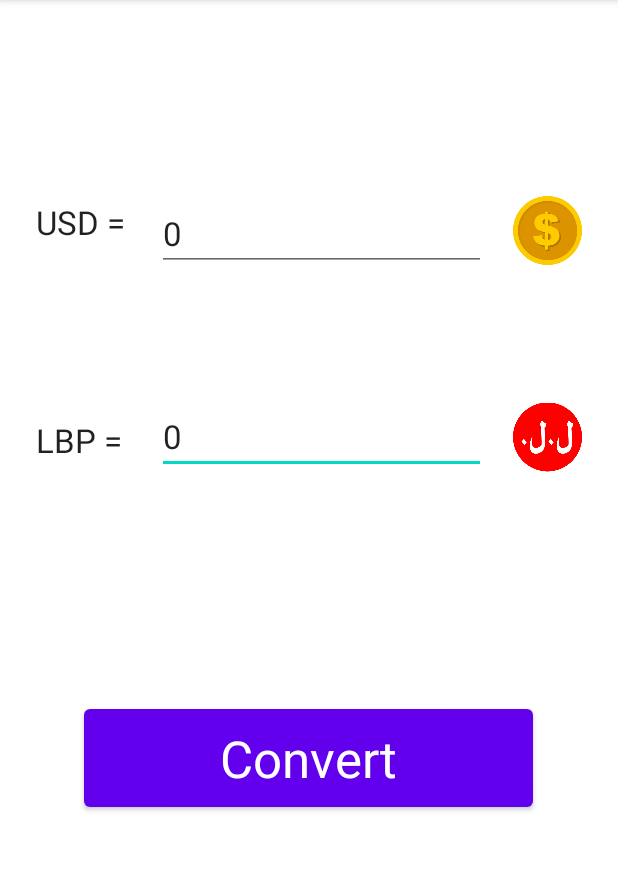
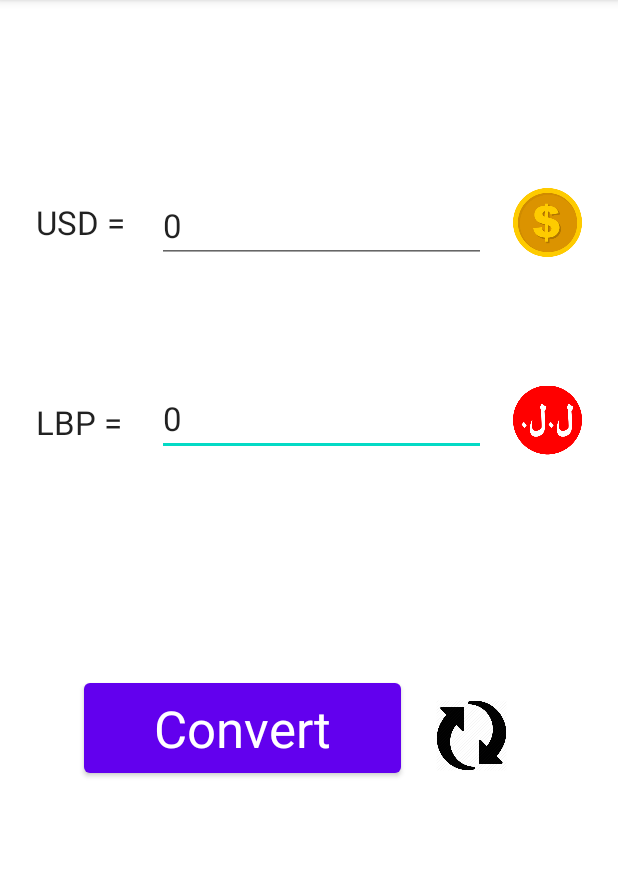
Before and after one commit to tiaelhelou/Currency_Converter1, an Android app: the screen it shows after launch (MainActivity), on a phone screen of 412 x 824 dp, the part 84-955 px from its top. Run offline under Robolectric (Android 15) with nearby library versions, the phone set to English and light mode, and no system bars.

Commit message:
Added a image/icon (converter_icon) and the user can eiter click on it or on the buttom to convert

```diff
--- a/CurrencyConverter/app/src/main/java/com/csc498_lau/currencyconverter/MainActivity.java
+++ b/CurrencyConverter/app/src/main/java/com/csc498_lau/currencyconverter/MainActivity.java
@@ -5,6 +5,7 @@
 import android.os.Bundle;
 import android.view.View;
 import android.widget.EditText;
+import android.widget.ImageView;
 import android.widget.TextView;
 import android.widget.Toast;
 
--- a/CurrencyConverter/app/src/main/res/layout/activity_main.xml
+++ b/CurrencyConverter/app/src/main/res/layout/activity_main.xml
@@ -11,8 +11,8 @@
 
     <Button
         android:id="@+id/button"
-        android:layout_width="299dp"
-        android:layout_height="77dp"
+        android:layout_width="211dp"
+        android:layout_height="72dp"
         android:layout_marginStart="56dp"
         android:layout_marginTop="194dp"
         android:layout_marginEnd="56dp"
@@ -25,8 +25,7 @@
         app:layout_constraintHorizontal_bias="0.0"
         app:layout_constraintStart_toStartOf="parent"
         app:layout_constraintTop_toTopOf="parent"
-        app:layout_constraintVertical_bias="0.959" />
-
+        app:layout_constraintVertical_bias="0.881" />
 
     <EditText
         android:id="@+id/lbp"
@@ -125,4 +124,25 @@
         app:layout_constraintVertical_bias="0.92"
         app:srcCompat="@drawable/lltall_400x400" />
 
+    <ImageView
+        android:id="@+id/convert_icon"
+        android:layout_width="54dp"
+        android:layout_height="47dp"
+        android:layout_marginStart="20dp"
+        android:layout_marginTop="133dp"
+        android:layout_marginEnd="70dp"
+        android:layout_marginBottom="254dp"
+        android:adjustViewBounds="false"
+        android:onClick="convert"
+        android:visibility="visible"
+        app:layout_constraintBottom_toBottomOf="parent"
+        app:layout_constraintEnd_toEndOf="parent"
+        app:layout_constraintHorizontal_bias="0.0"
+        app:layout_constraintStart_toEndOf="@+id/button"
+        app:layout_constraintTop_toBottomOf="@+id/lbp"
+        app:layout_constraintVertical_bias="1.0"
+        app:srcCompat="@drawable/converter_icon"
+        tools:ignore="SpeakableTextPresentCheck"
+        tools:visibility="visible" />
+
 </androidx.constraintlayout.widget.ConstraintLayout>
```
